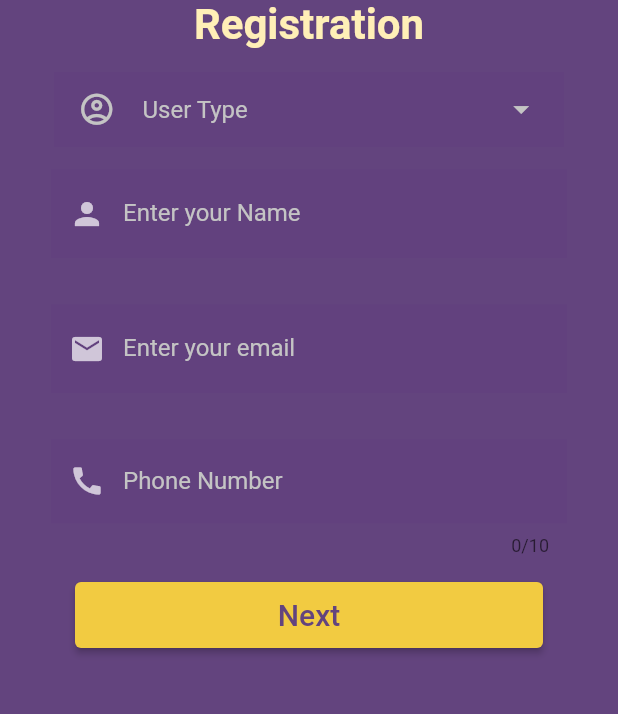
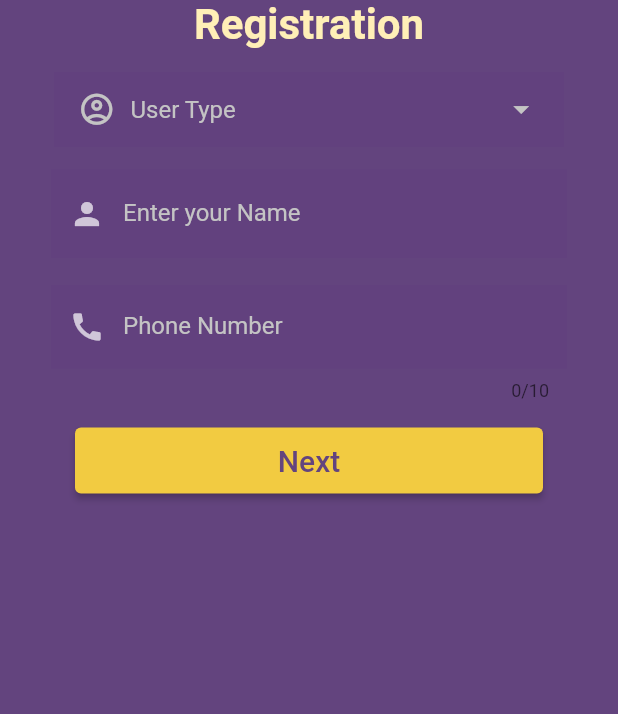
Before and after one commit to rohitp07/gym_management_app, a Flutter app: the student_registration screen opened directly, on a phone screen of 412 x 824 dp, the part 360-1074 px from its top. Run offline on Flutter 3.47's test engine with Material 2 defaults, Android fonts, the light colour scheme and no system bars; drawn by our look-alikes of dropdown_button2; our stand-ins replace cloud_firestore, firebase_auth, firebase_core, get, multi_select_flutter, pinput; missing offline and left inert: flutter_titled_container; accounts and stored records are empty; network calls fail.

Commit message:
emailremoved

```diff
--- a/lib/screens/register_screens/otp.dart
+++ b/lib/screens/register_screens/otp.dart
@@ -4,11 +4,11 @@ import 'package:gym222/screens/register_screens/register2.dart';
 import 'package:pinput/pinput.dart';
 
 class OTPScreen extends StatefulWidget {
-  String email;
+
   String userName;
   String userType;
   final String phone;
-  OTPScreen(this.phone,this.email,this.userName,this.userType);
+  OTPScreen(this.phone,this.userName,this.userType);
   @override
   _OTPScreenState createState() => _OTPScreenState();
 }
@@ -76,7 +76,7 @@ class _OTPScreenState extends State<OTPScreen> {
                           context,
                           MaterialPageRoute(
                               builder: (context) =>
-                                  MultiSelectDropDownScreen(widget.phone,widget.email,widget.userName,widget.userType)),
+                                  MultiSelectDropDownScreen(widget.phone,widget.userName,widget.userType)),
                           (route) => false);
                     }
                   });
@@ -103,7 +103,7 @@ class _OTPScreenState extends State<OTPScreen> {
               Navigator.pushAndRemoveUntil(
                   context,
                   MaterialPageRoute(
-                      builder: (context) => MultiSelectDropDownScreen(widget.phone,widget.email,widget.userName,widget.userType)),
+                      builder: (context) => MultiSelectDropDownScreen(widget.phone,widget.userName,widget.userType)),
                   (route) => false);
             }
           });
--- a/lib/screens/register_screens/register.dart
+++ b/lib/screens/register_screens/register.dart
@@ -26,7 +26,6 @@ String dropdown_value = "Select Member Type";
 class StartState extends State<student_registration> {
   GlobalKey<FormState> _key = new GlobalKey();
   TextEditingController _passwordTextController = TextEditingController();
-  TextEditingController _emailTextController = TextEditingController();
   TextEditingController _controller = TextEditingController();
   TextEditingController _userNameTextController = TextEditingController();
   get child => null;
@@ -76,7 +75,7 @@ class StartState extends State<student_registration> {
                         color: Color(0xFFC4C4C4),
                       ),
                       SizedBox(
-                        width: 18,
+                        width: 10,
                       ),
                       Expanded(
                         child: Text(
@@ -97,11 +96,11 @@ class StartState extends State<student_registration> {
                       children: [
                         Icon(
                           Icons.account_circle_outlined,
-                          size: 16,
+                          size: 25,
                           color: Color(0xFFC4C4C4),
                         ),
                         SizedBox(
-                          width: 18,
+                          width: 10,
                         ),
                         Text(
                           item,
@@ -193,46 +192,12 @@ class StartState extends State<student_registration> {
                   ),
                 ),
               ),
-              Padding(
-                padding: const EdgeInsets.only(
-                    left: 15.0, right: 15.0, top: 15, bottom: 0),
-                //padding: EdgeInsets.symmetric(horizontal: 15),
-                child: Container(
-                  height: 75,
-                  width: 600,
-                  // alignment: Alignment.center,
-                  margin: EdgeInsets.only(left: 4, right: 4),
-                  padding: EdgeInsets.only(left: 15, right: 15),
 
-                  child: TextField(
-                    cursorColor: Colors.white,
-                    style: TextStyle(color: Colors.white.withOpacity(0.9)),
-                    decoration: InputDecoration(
-                      prefixIcon: Icon(
-                        Icons.email,
-                        color: Colors.white70,
-                      ),
-                      labelText: "Enter your email",
-                      labelStyle: TextStyle(color: Color(0xFFC4C4C4)),
-                      filled: true,
-
-                      floatingLabelBehavior: FloatingLabelBehavior.never,
-                      fillColor:  Color(0xFF62417E),
-                      border: OutlineInputBorder(
-                          borderRadius: BorderRadius.circular(0),
-                          borderSide: const BorderSide(width: 0, style: BorderStyle.none)),
-                    ),
-
-                    keyboardType: TextInputType.emailAddress,
-                    controller: _emailTextController,
-                  ),
-                ),
-              ),
 
 
               Padding(
                 padding: const EdgeInsets.only(
-                    left: 15.0, right: 15.0, top: 15, bottom: 0),
+                    left: 15.0, right: 15.0, top: 2, bottom: 0),
                 //padding: EdgeInsets.symmetric(horizontal: 15),
                 child: Container(
                   margin: EdgeInsets.only(left: 4, right: 4),
@@ -296,7 +261,6 @@ class StartState extends State<student_registration> {
                       Navigator.of(context).push(MaterialPageRoute(
                           builder: (context) => OTPScreen(
                               _controller.text,
-                              _emailTextController.text,
                               _userNameTextController.text,
                               selectedValue!)));
                     },
--- a/lib/screens/register_screens/register2.dart
+++ b/lib/screens/register_screens/register2.dart
@@ -11,13 +11,13 @@ import 'multi_select/sports_data_model.dart';
 import 'package:gym222/screens/register_screens/multi_select/data_controller.dart';
 
 class MultiSelectDropDownScreen extends StatefulWidget {
-  String email;
+
   String phone;
   String userName;
   String userType;
   // MultiSelectDropDownScreen({Key? key}) : super(key: key);
   MultiSelectDropDownScreen(
-      this.phone, this.email, this.userName, this.userType);
+      this.phone, this.userName, this.userType);
 
   @override
   State<MultiSelectDropDownScreen> createState() =>
@@ -27,6 +27,7 @@ class MultiSelectDropDownScreen extends StatefulWidget {
 class _MultiSelectDropDownScreenState extends State<MultiSelectDropDownScreen> {
   var address1="";
   var dob="";
+  var email = "";
   var aadhar="";
   var emergencyPhone="";
   var parentsPhone="";
@@ -49,7 +50,7 @@ class _MultiSelectDropDownScreenState extends State<MultiSelectDropDownScreen> {
             .doc(widget.phone.trim());
         final json = {
           'phone': widget.phone.trim(),
-          'email': widget.email.trim(),
+          'email': email,
           'name': widget.userName.trim(),
           'usertype': widget.userType.trim(),
           'selectedsports': subjectData,
@@ -79,7 +80,7 @@ class _MultiSelectDropDownScreenState extends State<MultiSelectDropDownScreen> {
             .doc(widget.phone.trim());
         final json = {
           'phone': widget.phone.trim(),
-          'email': widget.email.trim(),
+          'email': email,
           'name': widget.userName.trim(),
           'usertype': widget.userType.trim(),
           'selectedsports': subjectData,
@@ -109,7 +110,7 @@ class _MultiSelectDropDownScreenState extends State<MultiSelectDropDownScreen> {
             .doc(widget.phone.trim());
         final json = {
           'phone': widget.phone.trim(),
-          'email': widget.email.trim(),
+          'email': email,
           'name': widget.userName.trim(),
           'usertype': widget.userType.trim(),
           'selectedsports': subjectData,
@@ -135,7 +136,7 @@ class _MultiSelectDropDownScreenState extends State<MultiSelectDropDownScreen> {
             .doc(widget.phone.trim());
         final json = {
           'phone': widget.phone.trim(),
-          'email': widget.email.trim(),
+          'email': email,
           'name': widget.userName.trim(),
           'usertype': widget.userType.trim(),
           'selectedsports': subjectData,
@@ -163,7 +164,7 @@ class _MultiSelectDropDownScreenState extends State<MultiSelectDropDownScreen> {
           .doc(widget.phone.trim());
       final json = {
         'phone': widget.phone.trim(),
-        'email': widget.email.trim(),
+        'email': email,
         'name': widget.userName.trim(),
         'usertype': widget.userType.trim(),
         'selectedsports': subjectData,
```
